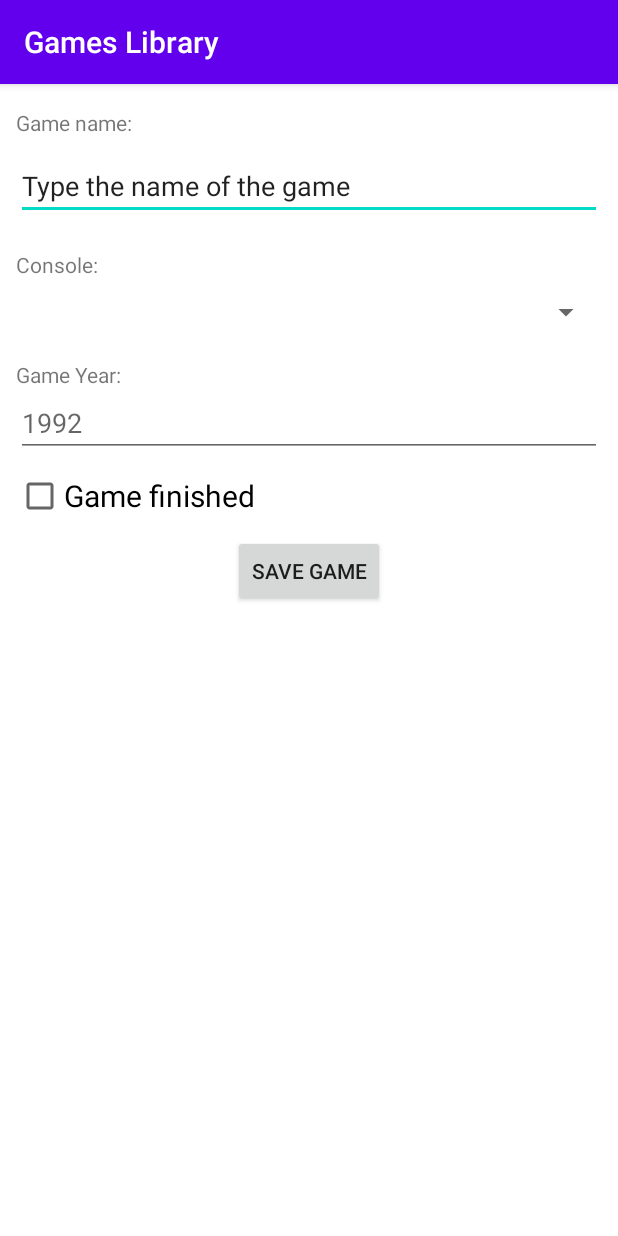
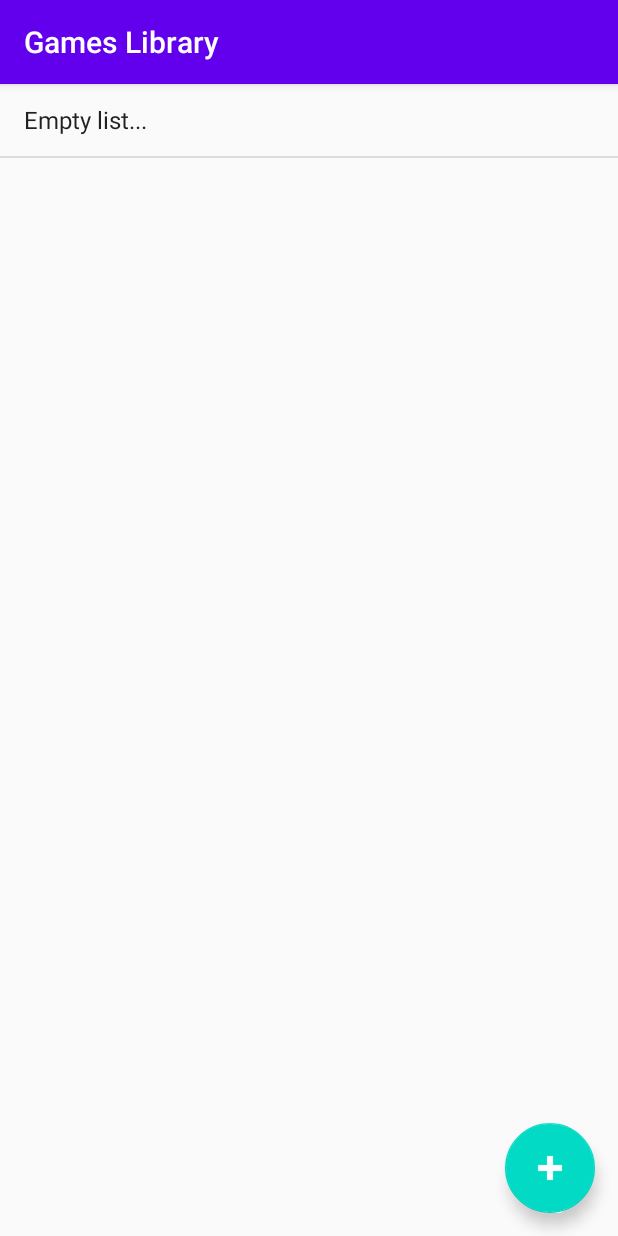
Before and after one commit to PedroHMunhoz/CompDispMoveis_FADERGS, an Android app: the screen it shows after launch (FormularioActivity before the commit, GamesListActivity after it), after a tap on an icon or button, on a phone screen of 412 x 824 dp. Run offline under Robolectric (Android 15) with nearby library versions, the phone set to English and light mode, and no system bars; 1 other tap on this screen came first.

Commit message:
Implementa a listagem e o cadastro/edição de games do app.
- Ajusta a tabela de Games no  SQLite.
- Ajusta a classe Game para a nova estrutura da tabela.
- Renomeia a activity de game.
- Implementa o adapter customizado para popular o combo de Consoles
conforme os cadastros existentes.

Signed-off-by: Pedro Henrique Munhoz Costa <pedromunhozc@gmail.com>

```diff
--- a/AppGamesLibrary/app/src/main/AndroidManifest.xml
+++ b/AppGamesLibrary/app/src/main/AndroidManifest.xml
@@ -9,9 +9,10 @@
         android:roundIcon="@mipmap/ic_launcher_round"
         android:supportsRtl="true"
         android:theme="@style/AppTheme">
-        <activity android:name=".ConsolesListActivity"></activity>
+        <activity android:name=".GamesListActivity"></activity>
+        <activity android:name=".ConsolesListActivity" />
         <activity android:name=".ConsolesActivity" />
-        <activity android:name=".FormularioActivity" />
+        <activity android:name=".GamesActivity" />
         <activity
             android:name=".MainActivity"
             android:label="@string/app_name"
--- a/AppGamesLibrary/app/src/main/java/br/com/pedrohmunhoz/appgameslibrary/Conexao.java
+++ b/AppGamesLibrary/app/src/main/java/br/com/pedrohmunhoz/appgameslibrary/Conexao.java
@@ -24,6 +24,8 @@ public class Conexao extends SQLiteOpenHelper {
         db.execSQL("CREATE TABLE IF NOT EXISTS games (" +
                 "id INTEGER NOT NULL PRIMARY KEY AUTOINCREMENT," +
                 "name TEXT NOT NULL," +
+                "gameYear INT NOT NULL," +
+                "gameFinished INT NOT NULL," +
                 "console_id INT NOT NULL," +
                 "FOREIGN KEY(console_id) REFERENCES consoles(id))");
     }
--- a/AppGamesLibrary/app/src/main/java/br/com/pedrohmunhoz/appgameslibrary/FormularioActivity.java
+++ /dev/null
@@ -1,14 +0,0 @@
-package br.com.pedrohmunhoz.appgameslibrary;
-
-import androidx.appcompat.app.AppCompatActivity;
-
-import android.os.Bundle;
-
-public class FormularioActivity extends AppCompatActivity {
-
-    @Override
-    protected void onCreate(Bundle savedInstanceState) {
-        super.onCreate(savedInstanceState);
-        setContentView(R.layout.activity_fomulario);
-    }
-}
--- /dev/null
+++ b/AppGamesLibrary/app/src/main/java/br/com/pedrohmunhoz/appgameslibrary/GamesListActivity.java
@@ -0,0 +1,74 @@
+package br.com.pedrohmunhoz.appgameslibrary;
+
+import androidx.appcompat.app.AppCompatActivity;
+
+import android.content.Intent;
+import android.os.Bundle;
+import android.view.View;
+import android.widget.AdapterView;
+import android.widget.ArrayAdapter;
+import android.widget.ListView;
+
+import com.google.android.material.floatingactionbutton.FloatingActionButton;
+
+import java.util.List;
+
+public class GamesListActivity extends AppCompatActivity {
+
+    private ListView lvwGames;
+    private ArrayAdapter adapter;
+    private List<Game> lstGames;
+
+    @Override
+    protected void onCreate(Bundle savedInstanceState) {
+        super.onCreate(savedInstanceState);
+        setContentView(R.layout.activity_games_list);
+
+        lvwGames = findViewById(R.id.lvwGames);
+
+        LoadGames();
+
+        FloatingActionButton fab = findViewById(R.id.fabNewGame);
+        fab.setOnClickListener(new View.OnClickListener() {
+            @Override
+            public void onClick(View view) {
+                Intent intent = new Intent(GamesListActivity.this, GamesActivity.class);
+                startActivity(intent);
+            }
+        });
+
+        lvwGames.setOnItemClickListener(new AdapterView.OnItemClickListener() {
+            @Override
+            public void onItemClick(AdapterView<?> parent, View view, int position, long id) {
+                int gameID = lstGames.get(position).getId();
+                Intent intent = new Intent(GamesListActivity.this, GamesActivity.class);
+                intent.putExtra("game_id", gameID);
+                startActivity(intent);
+            }
+        });
+
+
+    }
+
+    private void LoadGames() {
+        lstGames = GameDAO.getGames(this);
+
+        if (lstGames.size() == 0) {
+            Game fake = new Game(getString(R.string.empty_list_placeholder));
+            lstGames.add(fake);
+            lvwGames.setEnabled(false);
+        } else {
+            lvwGames.setEnabled(true);
+        }
+
+        adapter = new ArrayAdapter(this, android.R.layout.simple_list_item_1, lstGames);
+
+        lvwGames.setAdapter(adapter);
+    }
+
+    @Override
+    protected void onRestart() {
+        super.onRestart();
+        LoadGames();
+    }
+}
--- a/AppGamesLibrary/app/src/main/java/br/com/pedrohmunhoz/appgameslibrary/MainActivity.java
+++ b/AppGamesLibrary/app/src/main/java/br/com/pedrohmunhoz/appgameslibrary/MainActivity.java
@@ -42,8 +42,8 @@ public class MainActivity extends AppCompatActivity {
             @Override
             public void onClick(View v) {
                 closeFabs();
-                Intent intent = new Intent(MainActivity.this, FormularioActivity.class);
-                intent.putExtra("acao", "inserir");
+                Intent intent = new Intent(MainActivity.this, GamesListActivity.class);
+                intent.putExtra("game_id", 0);
                 startActivity(intent);
             }
         });
--- a/AppGamesLibrary/app/src/main/res/layout/activity_fomulario.xml
+++ b/AppGamesLibrary/app/src/main/res/layout/activity_games.xml
@@ -5,7 +5,7 @@
     android:layout_width="match_parent"
     android:layout_height="match_parent"
     android:background="#fff"
-    tools:context=".FormularioActivity">
+    tools:context=".GamesActivity">
 
     <LinearLayout
         android:layout_width="match_parent"
@@ -35,8 +35,8 @@
                 android:layout_width="match_parent"
                 android:layout_height="wrap_content"
                 android:layout_marginTop="10dp"
-                android:inputType="textCapCharacters"
-                android:text="@string/txtGameNameHint"
+                android:inputType="textCapWords"
+                android:hint="@string/txtGameNameHint"
                 app:layout_constraintEnd_toEndOf="parent"
                 app:layout_constraintStart_toStartOf="parent"
                 app:layout_constraintTop_toBottomOf="@+id/lblGameName" />
@@ -71,7 +71,7 @@
                 app:layout_constraintTop_toBottomOf="@+id/cboConsoles" />
 
             <EditText
-                android:id="@+id/txtYear"
+                android:id="@+id/txtGameYear"
                 android:layout_width="match_parent"
                 android:layout_height="wrap_content"
                 android:hint="1992"
@@ -88,10 +88,10 @@
                 android:textSize="20sp"
                 app:layout_constraintEnd_toEndOf="parent"
                 app:layout_constraintStart_toStartOf="parent"
-                app:layout_constraintTop_toBottomOf="@+id/txtYear" />
+                app:layout_constraintTop_toBottomOf="@+id/txtGameYear" />
 
             <Button
-                android:id="@+id/btnSave"
+                android:id="@+id/btnSaveGame"
                 android:layout_width="wrap_content"
                 android:layout_height="wrap_content"
                 android:layout_marginTop="10dp"
--- /dev/null
+++ b/AppGamesLibrary/app/src/main/res/layout/activity_games_list.xml
@@ -0,0 +1,27 @@
+<?xml version="1.0" encoding="utf-8"?>
+<androidx.constraintlayout.widget.ConstraintLayout xmlns:android="http://schemas.android.com/apk/res/android"
+    xmlns:app="http://schemas.android.com/apk/res-auto"
+    xmlns:tools="http://schemas.android.com/tools"
+    android:layout_width="match_parent"
+    android:layout_height="match_parent"
+    tools:context=".GamesListActivity">
+
+    <ListView
+        android:id="@+id/lvwGames"
+        android:layout_width="match_parent"
+        android:layout_height="match_parent" />
+
+    <com.google.android.material.floatingactionbutton.FloatingActionButton
+        android:id="@+id/fabNewGame"
+        android:layout_width="wrap_content"
+        android:layout_height="wrap_content"
+        android:layout_gravity="bottom|end"
+        android:layout_marginRight="@dimen/fab_margin_right"
+        android:layout_marginBottom="@dimen/fab_margin_bottom"
+        app:fabCustomSize="60dp"
+        app:fabSize="auto"
+        app:layout_constraintBottom_toBottomOf="parent"
+        app:layout_constraintEnd_toEndOf="parent"
+        app:srcCompat="@drawable/add" />
+
+</androidx.constraintlayout.widget.ConstraintLayout>
--- a/AppGamesLibrary/app/src/main/res/values/strings.xml
+++ b/AppGamesLibrary/app/src/main/res/values/strings.xml
@@ -13,4 +13,9 @@
     <string name="console_created_toast_message">Console created with success!</string>
     <string name="console_updated_toast_message">Console updated with success!</string>
     <string name="empty_list_placeholder">Empty list...</string>
+    <string name="empty_game_name_warning">Game name can\'t be empty!</string>
+    <string name="game_created_toast_message">Game created with success!</string>
+    <string name="game_updated_toast_message">Game updated with success!</string>
+    <string name="invalid_console_selected">The selected console is not valid! Check your selection.</string>
+    <string name="invalid_game_year">Invalid game year!</string>
 </resources>
```
Also changed, not shown: AppGamesLibrary/app/src/main/java/br/com/pedrohmunhoz/appgameslibrary/ConsoleDAO.java (+9 -9 lines), AppGamesLibrary/app/src/main/java/br/com/pedrohmunhoz/appgameslibrary/Game.java (added, +63 -0 lines), AppGamesLibrary/app/src/main/java/br/com/pedrohmunhoz/appgameslibrary/GameDAO.java (added, +80 -0 lines), AppGamesLibrary/app/src/main/java/br/com/pedrohmunhoz/appgameslibrary/GamesActivity.java (added, +135 -0 lines), AppGamesLibrary/app/src/main/java/br/com/pedrohmunhoz/appgameslibrary/SpinnerAdapter.java (added, +55 -0 lines), 1 other file.
